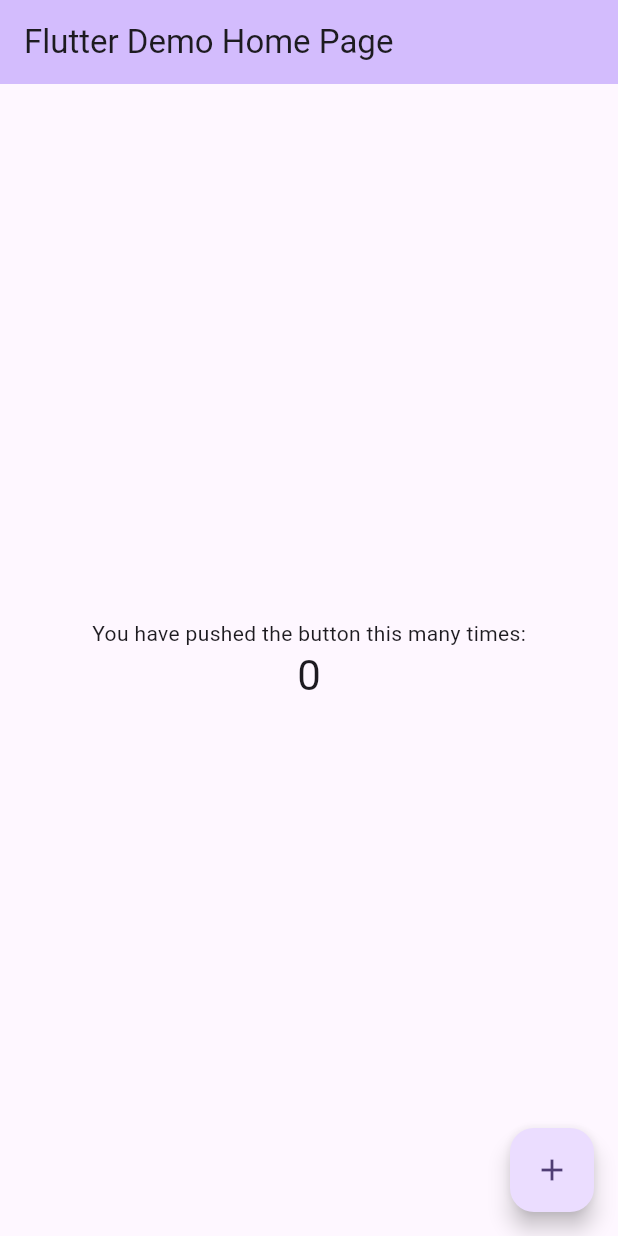
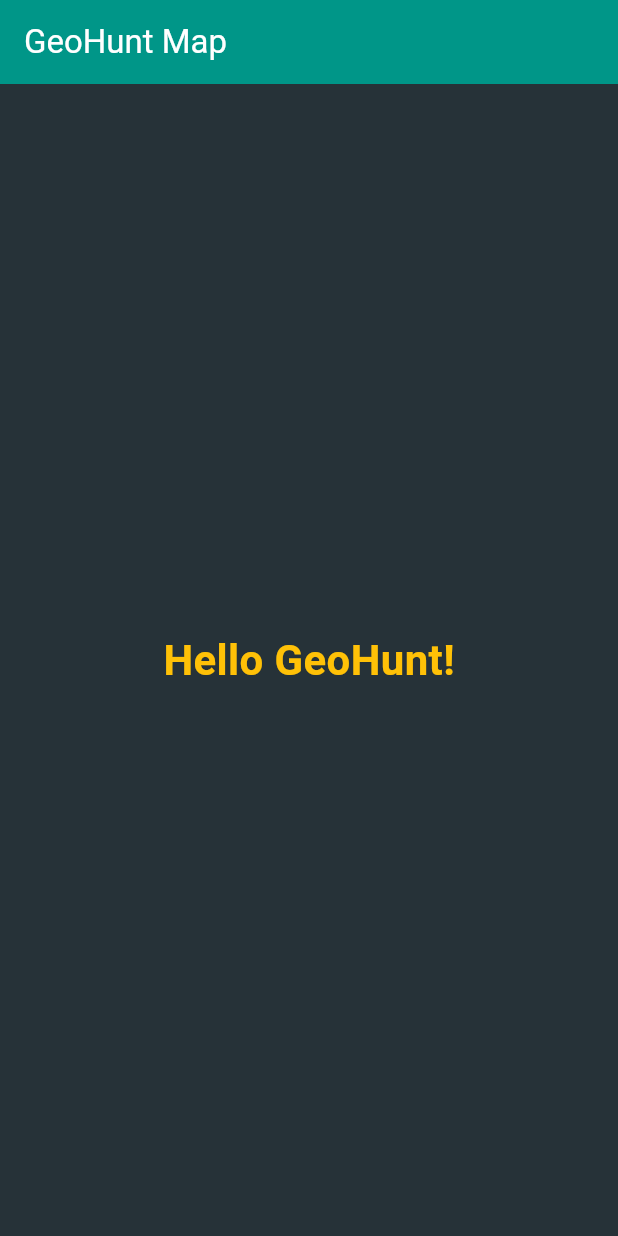
Before and after one commit to MrBujnowski/flutter_geocache, a Flutter app: the screen it shows after launch, on a phone screen of 412 x 824 dp. Run offline on Flutter 3.47's test engine with Material 3 defaults, Android fonts, the phone set to English and light mode, and no system bars.

Commit message:
Add basic MapScreen with visible Hello GeoHunt text

```diff
--- a/lib/main.dart
+++ b/lib/main.dart
@@ -1,122 +1,6 @@
 import 'package:flutter/material.dart';
+import 'src/app.dart';
 
 void main() {
-  runApp(const MyApp());
+  runApp(const App());
 }
-
-class MyApp extends StatelessWidget {
-  const MyApp({super.key});
-
-  // This widget is the root of your application.
-  @override
-  Widget build(BuildContext context) {
-    return MaterialApp(
-      title: 'Flutter Demo',
-      theme: ThemeData(
-        // This is the theme of your application.
-        //
-        // TRY THIS: Try running your application with "flutter run". You'll see
-        // the application has a purple toolbar. Then, without quitting the app,
-        // try changing the seedColor in the colorScheme below to Colors.green
-        // and then invoke "hot reload" (save your changes or press the "hot
-        // reload" button in a Flutter-supported IDE, or press "r" if you used
-        // the command line to start the app).
-        //
-        // Notice that the counter didn't reset back to zero; the application
-        // state is not lost during the reload. To reset the state, use hot
-        // restart instead.
-        //
-        // This works for code too, not just values: Most code changes can be
-        // tested with just a hot reload.
-        colorScheme: ColorScheme.fromSeed(seedColor: Colors.deepPurple),
-      ),
-      home: const MyHomePage(title: 'Flutter Demo Home Page'),
-    );
-  }
-}
-
-class MyHomePage extends StatefulWidget {
-  const MyHomePage({super.key, required this.title});
-
-  // This widget is the home page of your application. It is stateful, meaning
-  // that it has a State object (defined below) that contains fields that affect
-  // how it looks.
-
-  // This class is the configuration for the state. It holds the values (in this
-  // case the title) provided by the parent (in this case the App widget) and
-  // used by the build method of the State. Fields in a Widget subclass are
-  // always marked "final".
-
-  final String title;
-
-  @override
-  State<MyHomePage> createState() => _MyHomePageState();
-}
-
-class _MyHomePageState extends State<MyHomePage> {
-  int _counter = 0;
-
-  void _incrementCounter() {
-    setState(() {
-      // This call to setState tells the Flutter framework that something has
-      // changed in this State, which causes it to rerun the build method below
-      // so that the display can reflect the updated values. If we changed
-      // _counter without calling setState(), then the build method would not be
-      // called again, and so nothing would appear to happen.
-      _counter++;
-    });
-  }
-
-  @override
-  Widget build(BuildContext context) {
-    // This method is rerun every time setState is called, for instance as done
-    // by the _incrementCounter method above.
-    //
-    // The Flutter framework has been optimized to make rerunning build methods
-    // fast, so that you can just rebuild anything that needs updating rather
-    // than having to individually change instances of widgets.
-    return Scaffold(
-      appBar: AppBar(
-        // TRY THIS: Try changing the color here to a specific color (to
-        // Colors.amber, perhaps?) and trigger a hot reload to see the AppBar
-        // change color while the other colors stay the same.
-        backgroundColor: Theme.of(context).colorScheme.inversePrimary,
-        // Here we take the value from the MyHomePage object that was created by
-        // the App.build method, and use it to set our appbar title.
-        title: Text(widget.title),
-      ),
-      body: Center(
-        // Center is a layout widget. It takes a single child and positions it
-        // in the middle of the parent.
-        child: Column(
-          // Column is also a layout widget. It takes a list of children and
-          // arranges them vertically. By default, it sizes itself to fit its
-          // children horizontally, and tries to be as tall as its parent.
-          //
-          // Column has various properties to control how it sizes itself and
-          // how it positions its children. Here we use mainAxisAlignment to
-          // center the children vertically; the main axis here is the vertical
-          // axis because Columns are vertical (the cross axis would be
-          // horizontal).
-          //
-          // TRY THIS: Invoke "debug painting" (choose the "Toggle Debug Paint"
-          // action in the IDE, or press "p" in the console), to see the
-          // wireframe for each widget.
-          mainAxisAlignment: MainAxisAlignment.center,
-          children: <Widget>[
-            const Text('You have pushed the button this many times:'),
-            Text(
-              '$_counter',
-              style: Theme.of(context).textTheme.headlineMedium,
-            ),
-          ],
-        ),
-      ),
-      floatingActionButton: FloatingActionButton(
-        onPressed: _incrementCounter,
-        tooltip: 'Increment',
-        child: const Icon(Icons.add),
-      ), // This trailing comma makes auto-formatting nicer for build methods.
-    );
-  }
-}
--- /dev/null
+++ b/lib/src/app.dart
@@ -0,0 +1,18 @@
+import 'package:flutter/material.dart';
+import 'core/theme/app_theme.dart';
+import 'features/map/presentation/map_screen.dart'; // první obrazovka, zatím jen test
+
+class App extends StatelessWidget {
+  const App({super.key});
+
+  @override
+  Widget build(BuildContext context) {
+    return MaterialApp(
+      title: 'GeoHunt',
+      theme: AppTheme.lightTheme,
+      darkTheme: AppTheme.darkTheme,
+      themeMode: ThemeMode.system,
+      home: const MapScreen(), // zatím jednoduchá testovací obrazovka
+    );
+  }
+}
--- /dev/null
+++ b/lib/src/core/theme/app_theme.dart
@@ -0,0 +1,13 @@
+import 'package:flutter/material.dart';
+
+class AppTheme {
+  static final lightTheme = ThemeData(
+    primarySwatch: Colors.blue,
+    scaffoldBackgroundColor: Colors.white,
+  );
+
+  static final darkTheme = ThemeData(
+    primarySwatch: Colors.blue,
+    scaffoldBackgroundColor: Colors.grey[900],
+  );
+}
--- /dev/null
+++ b/lib/src/features/map/presentation/map_screen.dart
@@ -0,0 +1,29 @@
+import 'package:flutter/material.dart';
+
+class MapScreen extends StatelessWidget {
+  const MapScreen({super.key});
+
+  @override
+  Widget build(BuildContext context) {
+    return Scaffold(
+      backgroundColor: Colors.blueGrey[900],
+      appBar: AppBar(
+        backgroundColor: Colors.teal,
+        title: const Text(
+          "GeoHunt Map",
+          style: TextStyle(color: Colors.white),
+        ),
+      ),
+      body: const Center(
+        child: Text(
+          "Hello GeoHunt!",
+          style: TextStyle(
+            fontSize: 28,
+            color: Colors.amber,
+            fontWeight: FontWeight.bold,
+          ),
+        ),
+      ),
+    );
+  }
+}
```
